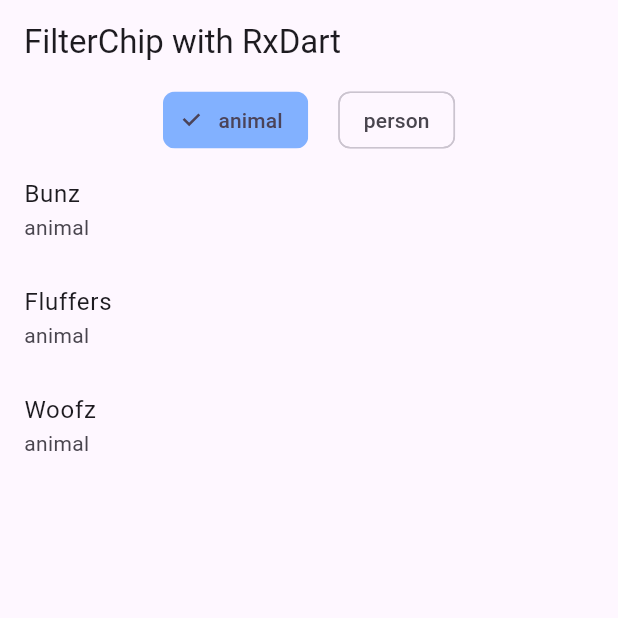
After one commit to gaurishankar007/Flutter-State-Management, a Flutter app: the FilterStreamingPage screen opened by its route, after a tap on "animal", on a phone screen of 412 x 824 dp, the top half of it. The commit adds this screen. Run offline on Flutter 3.47's test engine with Material 3 defaults, Android fonts, the phone set to English and light mode, and no system bars; our stand-ins replace flutter_bloc, flutter_riverpod, go_router, rxdart.

Commit message:
feat: filter with behavior subject

```diff
--- a/lib/routes/go_router.dart
+++ b/lib/routes/go_router.dart
@@ -1,6 +1,5 @@
 import 'package:flutter/material.dart';
 import 'package:go_router/go_router.dart';
-import 'package:state/rxDart/pages/stream_combination.dart';
 
 import '../InheritedModel/pages/inherited_model_page.dart';
 import '../InheritedWidget/pages/inherited_widget_page.dart';
@@ -13,8 +12,10 @@ import '../riverpod/pages/count_stream_provider_page.dart';
 import '../riverpod/pages/film_state_notifier_provider_page.dart';
 import '../riverpod/pages/person_change_notifier_provider_page.dart';
 import '../riverpod/pages/riverpod_page.dart';
+import '../rxDart/pages/filter_streaming.dart';
 import '../rxDart/pages/rx_dart_page.dart';
 import '../rxDart/pages/state_streaming.dart';
+import '../rxDart/pages/stream_combination.dart';
 import '../rxDart/pages/string_streaming.dart';
 import '../screens/flutter_in_built.dart';
 import '../screens/flutter_package.dart';
@@ -144,6 +145,11 @@ GoRouter get goRouter {
         name: "stream combination",
         builder: (context, state) => const StreamCombinationPage(),
       ),
+      GoRoute(
+        path: "/filterStreaming",
+        name: "filter streaming",
+        builder: (context, state) => const FilterStreamingPage(),
+      ),
     ],
   );
 }
--- /dev/null
+++ b/lib/rxDart/model/living_being.dart
@@ -0,0 +1,14 @@
+import 'package:flutter/foundation.dart' show immutable;
+
+enum LivingBeingType { animal, person }
+
+@immutable
+class LivingBeing {
+  final LivingBeingType type;
+  final String name;
+
+  const LivingBeing({
+    required this.type,
+    required this.name,
+  });
+}
--- a/lib/rxDart/model/person.dart
+++ b/lib/rxDart/model/man.dart
@@ -1,11 +1,12 @@
 import 'package:flutter/foundation.dart' show immutable;
+
 import 'thing.dart';
 
 @immutable
-class Person extends Thing {
+class Man extends Thing {
   final int age;
 
-  const Person({
+  const Man({
     required super.name,
     required this.age,
   });
@@ -13,7 +14,7 @@ class Person extends Thing {
   @override
   String toString() => "Person, name: $name, age: $age";
 
-  Person.fromJson(Map<String, dynamic> json)
+  Man.fromJson(Map<String, dynamic> json)
       : age = json["age"] as int,
         super(name: json["name"] as String);
 }
--- /dev/null
+++ b/lib/rxDart/pages/filter_streaming.dart
@@ -0,0 +1,81 @@
+import 'package:flutter/material.dart';
+
+import '../model/living_being.dart';
+import '../rxBloc/filter/filter_bloc.dart';
+
+class FilterStreamingPage extends StatefulWidget {
+  const FilterStreamingPage({super.key});
+
+  @override
+  State<FilterStreamingPage> createState() => _FilterStreamingPageState();
+}
+
+class _FilterStreamingPageState extends State<FilterStreamingPage> {
+  late final FilterBloc bloc;
+  final things = [
+    const LivingBeing(name: 'Foo', type: LivingBeingType.person),
+    const LivingBeing(name: 'Bar', type: LivingBeingType.person),
+    const LivingBeing(name: 'Baz', type: LivingBeingType.person),
+    const LivingBeing(name: 'Bunz', type: LivingBeingType.animal),
+    const LivingBeing(name: 'Fluffers', type: LivingBeingType.animal),
+    const LivingBeing(name: 'Woofz', type: LivingBeingType.animal),
+  ];
+
+  @override
+  void initState() {
+    super.initState();
+    bloc = FilterBloc(things: things);
+  }
+
+  @override
+  void dispose() {
+    bloc.dispose();
+    super.dispose();
+  }
+
+  @override
+  Widget build(BuildContext context) {
+    return Scaffold(
+      appBar: AppBar(title: const Text('FilterChip with RxDart')),
+      body: Column(
+        children: [
+          StreamBuilder<LivingBeingType?>(
+            stream: bloc.currentLivingBeingType,
+            builder: (context, snapshot) {
+              final selectedLivingBeingType = snapshot.data;
+              return Wrap(
+                spacing: 20,
+                children: LivingBeingType.values.map((typeOfThing) {
+                  return FilterChip(
+                    selectedColor: Colors.blueAccent[100],
+                    onSelected: (selected) {
+                      final type = selected ? typeOfThing : null;
+                      bloc.setLivingBeingType.add(type);
+                    },
+                    label: Text(typeOfThing.name),
+                    selected: selectedLivingBeingType == typeOfThing,
+                  );
+                }).toList(),
+              );
+            },
+          ),
+          Expanded(
+            child: StreamBuilder<Iterable<LivingBeing>>(
+              stream: bloc.things,
+              builder: (context, snapshot) {
+                final things = snapshot.data ?? [];
+                return ListView.builder(
+                  itemCount: things.length,
+                  itemBuilder: (context, index) {
+                    final thing = things.elementAt(index);
+                    return ListTile(title: Text(thing.name), subtitle: Text(thing.type.name));
+                  },
+                );
+              },
+            ),
+          ),
+        ],
+      ),
+    );
+  }
+}
--- a/lib/rxDart/pages/rx_dart_page.dart
+++ b/lib/rxDart/pages/rx_dart_page.dart
@@ -13,6 +13,11 @@ class RxDartPage extends StatelessWidget {
           mainAxisAlignment: MainAxisAlignment.center,
           children: [
             ElevatedButton(
+              onPressed: () => context.push("/streamCombination"),
+              child: const Text("Stream Combination"),
+            ),
+            const SizedBox(height: 30),
+            ElevatedButton(
               onPressed: () => context.push("/stringStreaming"),
               child: const Text("String Streaming (BehaviorSubject)"),
             ),
@@ -23,8 +28,8 @@ class RxDartPage extends StatelessWidget {
             ),
             const SizedBox(height: 30),
             ElevatedButton(
-              onPressed: () => context.push("/streamCombination"),
-              child: const Text("Stream Combination"),
+              onPressed: () => context.push("/filterStreaming"),
+              child: const Text("Filter Streaming (Behavior Subject)"),
             ),
           ],
         ),
--- a/lib/rxDart/pages/state_streaming.dart
+++ b/lib/rxDart/pages/state_streaming.dart
@@ -1,7 +1,7 @@
 import 'package:flutter/material.dart';
 
 import '../repository/api.dart';
-import '../rxBloc/search_bloc.dart';
+import '../rxBloc/search/search_bloc.dart';
 import '../widgets/search_result_view.dart';
 
 class StateStreamingPage extends StatefulWidget {
--- a/lib/rxDart/repository/api.dart
+++ b/lib/rxDart/repository/api.dart
@@ -1,16 +1,15 @@
 import 'dart:convert';
 import 'dart:io';
 
+import '../model/animal.dart';
+import '../model/man.dart';
 import '../model/thing.dart';
-
-import '../model/animal.dart';
-import '../model/person.dart';
 
 typedef SearchTerm = String;
 
 class Api {
   List<Animal>? _animals;
-  List<Person>? _persons;
+  List<Man>? _persons;
   Api();
 
   Future<List<Thing>> search(SearchTerm searchTerm) async {
@@ -22,7 +21,7 @@ class Api {
 
     // start calling api
     final persons = await _getJson("http://192.168.1.80:5500/lib/rxDart/json/persons.json")
-        .then((json) => json.map((e) => Person.fromJson(e)));
+        .then((json) => json.map((e) => Man.fromJson(e)));
     _persons = persons.toList();
 
     final animals = await _getJson("http://192.168.1.80:5500/lib/rxDart/json/animals.json")
--- /dev/null
+++ b/lib/rxDart/rxBloc/filter/filter_bloc.dart
@@ -0,0 +1,41 @@
+import 'package:flutter/foundation.dart';
+import 'package:rxdart/rxdart.dart';
+
+import '../../model/living_being.dart';
+
+@immutable
+class FilterBloc {
+  final Sink<LivingBeingType?> setLivingBeingType; // write-only
+  final Stream<LivingBeingType?> currentLivingBeingType; // read-only
+  final Stream<Iterable<LivingBeing>> things;
+
+  const FilterBloc._({
+    required this.setLivingBeingType,
+    required this.currentLivingBeingType,
+    required this.things,
+  });
+
+  void dispose() {
+    setLivingBeingType.close();
+  }
+
+  factory FilterBloc({required Iterable<LivingBeing> things}) {
+    final typeOfThingSubject = BehaviorSubject<LivingBeingType?>();
+
+    final filteredThings = typeOfThingSubject
+        .debounceTime(const Duration(milliseconds: 300))
+        .map<Iterable<LivingBeing>>((typeOfThing) {
+      if (typeOfThing != null) {
+        return things.where((thing) => thing.type == typeOfThing);
+      } else {
+        return things;
+      }
+    }).startWith(things);
+
+    return FilterBloc._(
+      setLivingBeingType: typeOfThingSubject.sink,
+      currentLivingBeingType: typeOfThingSubject.stream,
+      things: filteredThings,
+    );
+  }
+}
--- a/lib/rxDart/rxBloc/search_bloc.dart
+++ b/lib/rxDart/rxBloc/search/search_bloc.dart
@@ -1,8 +1,8 @@
 import 'package:flutter/foundation.dart' show immutable;
 import 'package:rxdart/rxdart.dart';
 
-import '../model/thing.dart';
-import '../repository/api.dart';
+import '../../model/thing.dart';
+import '../../repository/api.dart';
 import 'search_result.dart';
 
 /// It is not a flutter_bloc or any other package
@@ -16,6 +16,7 @@ class SearchBloc {
   /// The factory constructor will create these instance parameters
   const SearchBloc._({required this.search, required this.results});
 
+  /// Sink always should be disposed
   void dispose() {
     search.close();
   }
--- a/lib/rxDart/rxBloc/search_result.dart
+++ b/lib/rxDart/rxBloc/search/search_result.dart
@@ -1,5 +1,5 @@
 import 'package:flutter/foundation.dart' show immutable;
-import '../model/thing.dart';
+import '../../model/thing.dart';
 
 @immutable
 abstract class SearchResult {
--- a/lib/rxDart/widgets/search_result_view.dart
+++ b/lib/rxDart/widgets/search_result_view.dart
@@ -1,8 +1,8 @@
 import 'package:flutter/material.dart';
 
 import '../model/animal.dart';
-import '../model/person.dart';
-import '../rxBloc/search_result.dart';
+import '../model/man.dart';
+import '../rxBloc/search/search_result.dart';
 
 class SearchResultView extends StatelessWidget {
   final Stream<SearchResult?> searchResult;
@@ -40,7 +40,7 @@ class SearchResultView extends StatelessWidget {
 
                   if (item is Animal) {
                     title = 'Animal';
-                  } else if (item is Person) {
+                  } else if (item is Man) {
                     title = 'Person';
                   } else {
                     title = "Unknown";
```
